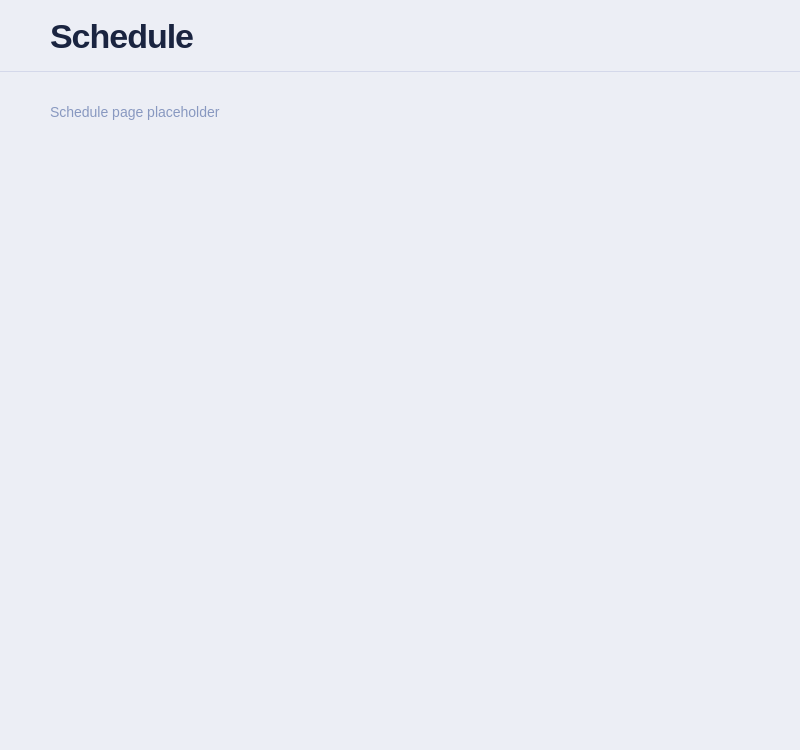
DIDimov24/Aethera, file src/ui/schedule/schedule.ui: the form before one commit.
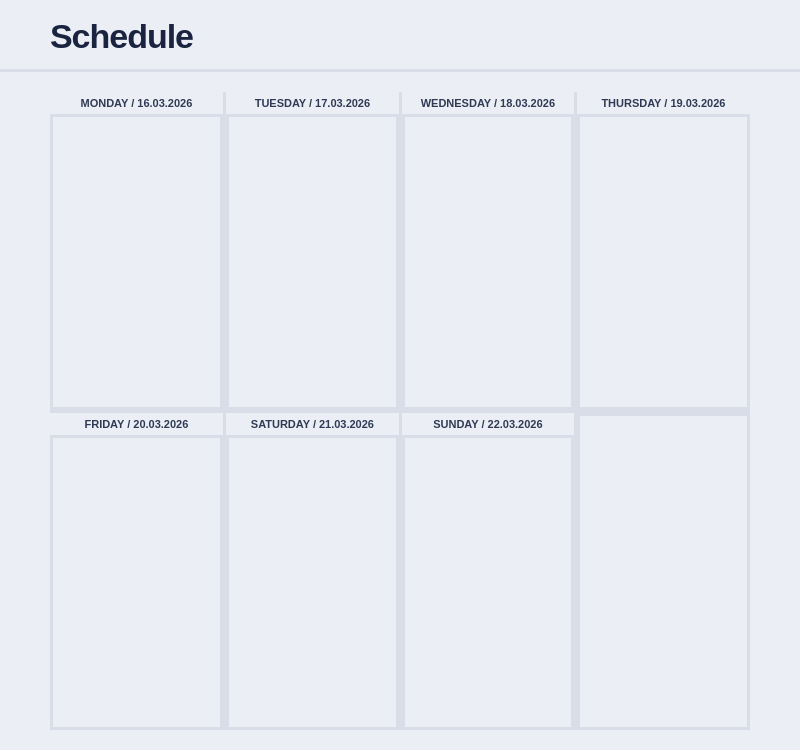
The form after the commit.

Commit message: Add schedule page, close #24

Diff of the .ui file:
```diff
--- a/src/ui/schedule/schedule.ui
+++ b/src/ui/schedule/schedule.ui
@@ -12,9 +12,37 @@
   </property>
   <property name="styleSheet">
    <string notr="true">QWidget#Schedule { background-color: #eceef5; }
-QWidget#scheduleHeader { background-color: #eceef5; border-bottom: 1px solid #d4d8ea; }
+QWidget#scheduleHeader { background-color: #eceef5; border-bottom: 3px solid #d8dde8; }
 QLabel#labelScheduleTitle { color: #1a2440; font-size: 34px; font-weight: 700; letter-spacing: -1px; }
-QLabel#labelSchedulePlaceholder { color: #8898c0; font-size: 14px; }</string>
+QWidget#scrollAreaWidgetContents { background-color: #d8dde8; }
+
+QWidget#dayCardMon, QWidget#dayCardTue, QWidget#dayCardWed, QWidget#dayCardThu,
+QWidget#dayCardFri, QWidget#dayCardSat, QWidget#dayCardSun, QWidget#dayCardEmpty {
+ background-color: #eceef5;
+ border: 3px solid #d8dde8;
+}
+
+QLabel#dayHeaderMon, QLabel#dayHeaderTue, QLabel#dayHeaderWed, QLabel#dayHeaderThu,
+QLabel#dayHeaderFri, QLabel#dayHeaderSat, QLabel#dayHeaderSun {
+ color: #2f3b54;
+ font-size: 11px;
+ font-weight: 700;
+ background-color: #eceef5;
+ border-bottom: 3px solid #d8dde8;
+ min-height: 18px;
+ max-height: 18px;
+ padding: 2px 4px;
+}
+
+QWidget#subjectsMon QLabel, QWidget#subjectsTue QLabel, QWidget#subjectsWed QLabel,
+QWidget#subjectsThu QLabel, QWidget#subjectsFri QLabel, QWidget#subjectsSat QLabel,
+QWidget#subjectsSun QLabel {
+ color: #2d4f4c;
+ font-size: 12px;
+ background-color: #eceef5;
+ border: 3px solid #d8dde8;
+ padding: 6px;
+}</string>
   </property>
   <layout class="QVBoxLayout" name="verticalLayout">
    <property name="spacing">
@@ -89,34 +117,264 @@
        <number>50</number>
       </property>
       <property name="topMargin">
-       <number>32</number>
+       <number>20</number>
       </property>
       <property name="rightMargin">
        <number>50</number>
       </property>
       <property name="bottomMargin">
-       <number>40</number>
+       <number>20</number>
       </property>
       <item>
-       <widget class="QLabel" name="labelSchedulePlaceholder">
-        <property name="text">
-         <string>Schedule page placeholder</string>
+       <widget class="QScrollArea" name="scrollAreaSchedule">
+        <property name="frameShape">
+         <enum>QFrame::NoFrame</enum>
         </property>
+        <property name="widgetResizable">
+         <bool>true</bool>
+        </property>
+        <property name="horizontalScrollBarPolicy">
+         <enum>Qt::ScrollBarAlwaysOff</enum>
+        </property>
+        <widget class="QWidget" name="scrollAreaWidgetContents">
+         <property name="geometry">
+          <rect>
+           <x>0</x>
+           <y>0</y>
+           <width>700</width>
+           <height>1300</height>
+          </rect>
+         </property>
+         <layout class="QGridLayout" name="gridLayoutSchedule">
+          <property name="horizontalSpacing">
+           <number>3</number>
+          </property>
+          <property name="verticalSpacing">
+           <number>3</number>
+          </property>
+          <property name="leftMargin">
+           <number>0</number>
+          </property>
+          <property name="topMargin">
+           <number>0</number>
+          </property>
+          <property name="rightMargin">
+           <number>0</number>
+          </property>
+          <property name="bottomMargin">
+           <number>0</number>
+          </property>
+
+          <item row="0" column="0">
+           <widget class="QWidget" name="dayCardMon" native="true">
+            <layout class="QVBoxLayout" name="layoutMon">
+             <property name="spacing"><number>0</number></property>
+             <property name="leftMargin"><number>0</number></property>
+             <property name="topMargin"><number>0</number></property>
+             <property name="rightMargin"><number>0</number></property>
+             <property name="bottomMargin"><number>0</number></property>
+             <item>
+              <widget class="QLabel" name="dayHeaderMon">
+               <property name="text"><string>MONDAY / 16.03.2026</string></property>
+               <property name="alignment"><set>Qt::AlignCenter</set></property>
+              </widget>
+             </item>
+             <item>
+              <widget class="QWidget" name="subjectsMon" native="true">
+               <layout class="QVBoxLayout" name="layoutSubjectsMon">
+                <property name="spacing"><number>0</number></property>
+                <property name="leftMargin"><number>0</number></property>
+                <property name="topMargin"><number>0</number></property>
+                <property name="rightMargin"><number>0</number></property>
+                <property name="bottomMargin"><number>0</number></property>
+               </layout>
+              </widget>
+             </item>
+            </layout>
+           </widget>
+          </item>
+
+          <item row="0" column="1">
+           <widget class="QWidget" name="dayCardTue" native="true">
+            <layout class="QVBoxLayout" name="layoutTue">
+             <property name="spacing"><number>0</number></property>
+             <property name="leftMargin"><number>0</number></property>
+             <property name="topMargin"><number>0</number></property>
+             <property name="rightMargin"><number>0</number></property>
+             <property name="bottomMargin"><number>0</number></property>
+             <item>
+              <widget class="QLabel" name="dayHeaderTue">
+               <property name="text"><string>TUESDAY / 17.03.2026</string></property>
+               <property name="alignment"><set>Qt::AlignCenter</set></property>
+              </widget>
+             </item>
+             <item>
+              <widget class="QWidget" name="subjectsTue" native="true">
+               <layout class="QVBoxLayout" name="layoutSubjectsTue">
+                <property name="spacing"><number>0</number></property>
+                <property name="leftMargin"><number>0</number></property>
+                <property name="topMargin"><number>0</number></property>
+                <property name="rightMargin"><number>0</number></property>
+                <property name="bottomMargin"><number>0</number></property>
+               </layout>
+              </widget>
+             </item>
+            </layout>
+           </widget>
+          </item>
+
+          <item row="0" column="2">
+           <widget class="QWidget" name="dayCardWed" native="true">
+            <layout class="QVBoxLayout" name="layoutWed">
+             <property name="spacing"><number>0</number></property>
+             <property name="leftMargin"><number>0</number></property>
+             <property name="topMargin"><number>0</number></property>
+             <property name="rightMargin"><number>0</number></property>
+             <property name="bottomMargin"><number>0</number></property>
+             <item>
+              <widget class="QLabel" name="dayHeaderWed">
+               <property name="text"><string>WEDNESDAY / 18.03.2026</string></property>
+               <property name="alignment"><set>Qt::AlignCenter</set></property>
+              </widget>
+             </item>
+             <item>
+              <widget class="QWidget" name="subjectsWed" native="true">
+               <layout class="QVBoxLayout" name="layoutSubjectsWed">
+                <property name="spacing"><number>0</number></property>
+                <property name="leftMargin"><number>0</number></property>
+                <property name="topMargin"><number>0</number></property>
+                <property name="rightMargin"><number>0</number></property>
+                <property name="bottomMargin"><number>0</number></property>
+               </layout>
+              </widget>
+             </item>
+            </layout>
+           </widget>
+          </item>
+
+          <item row="0" column="3">
+           <widget class="QWidget" name="dayCardThu" native="true">
+            <layout class="QVBoxLayout" name="layoutThu">
+             <property name="spacing"><number>0</number></property>
+             <property name="leftMargin"><number>0</number></property>
+             <property name="topMargin"><number>0</number></property>
+             <property name="rightMargin"><number>0</number></property>
+             <property name="bottomMargin"><number>0</number></property>
+             <item>
+              <widget class="QLabel" name="dayHeaderThu">
+               <property name="text"><string>THURSDAY / 19.03.2026</string></property>
+               <property name="alignment"><set>Qt::AlignCenter</set></property>
+              </widget>
+             </item>
+             <item>
+              <widget class="QWidget" name="subjectsThu" native="true">
+               <layout class="QVBoxLayout" name="layoutSubjectsThu">
+                <property name="spacing"><number>0</number></property>
+                <property name="leftMargin"><number>0</number></property>
+                <property name="topMargin"><number>0</number></property>
+                <property name="rightMargin"><number>0</number></property>
+                <property name="bottomMargin"><number>0</number></property>
+               </layout>
+              </widget>
+             </item>
+            </layout>
+           </widget>
+          </item>
+
+          <item row="1" column="0">
+           <widget class="QWidget" name="dayCardFri" native="true">
+            <layout class="QVBoxLayout" name="layoutFri">
+             <property name="spacing"><number>0</number></property>
+             <property name="leftMargin"><number>0</number></property>
+             <property name="topMargin"><number>0</number></property>
+             <property name="rightMargin"><number>0</number></property>
+             <property name="bottomMargin"><number>0</number></property>
+             <item>
+              <widget class="QLabel" name="dayHeaderFri">
+               <property name="text"><string>FRIDAY / 20.03.2026</string></property>
+               <property name="alignment"><set>Qt::AlignCenter</set></property>
+              </widget>
+             </item>
+             <item>
+              <widget class="QWidget" name="subjectsFri" native="true">
+               <layout class="QVBoxLayout" name="layoutSubjectsFri">
+                <property name="spacing"><number>0</number></property>
+                <property name="leftMargin"><number>0</number></property>
+                <property name="topMargin"><number>0</number></property>
+                <property name="rightMargin"><number>0</number></property>
+                <property name="bottomMargin"><number>0</number></property>
+               </layout>
+              </widget>
+             </item>
+            </layout>
+           </widget>
+          </item>
+
+          <item row="1" column="1">
+           <widget class="QWidget" name="dayCardSat" native="true">
+            <layout class="QVBoxLayout" name="layoutSat">
+             <property name="spacing"><number>0</number></property>
+             <property name="leftMargin"><number>0</number></property>
+             <property name="topMargin"><number>0</number></property>
+             <property name="rightMargin"><number>0</number></property>
+             <property name="bottomMargin"><number>0</number></property>
+             <item>
+              <widget class="QLabel" name="dayHeaderSat">
+               <property name="text"><string>SATURDAY / 21.03.2026</string></property>
+               <property name="alignment"><set>Qt::AlignCenter</set></property>
+              </widget>
+             </item>
+             <item>
+              <widget class="QWidget" name="subjectsSat" native="true">
+               <layout class="QVBoxLayout" name="layoutSubjectsSat">
+                <property name="spacing"><number>0</number></property>
+                <property name="leftMargin"><number>0</number></property>
+                <property name="topMargin"><number>0</number></property>
+                <property name="rightMargin"><number>0</number></property>
+                <property name="bottomMargin"><number>0</number></property>
+               </layout>
+              </widget>
+             </item>
+            </layout>
+           </widget>
+          </item>
+
+          <item row="1" column="2">
+           <widget class="QWidget" name="dayCardSun" native="true">
+            <layout class="QVBoxLayout" name="layoutSun">
+             <property name="spacing"><number>0</number></property>
+             <property name="leftMargin"><number>0</number></property>
+             <property name="topMargin"><number>0</number></property>
+             <property name="rightMargin"><number>0</number></property>
+             <property name="bottomMargin"><number>0</number></property>
+             <item>
+              <widget class="QLabel" name="dayHeaderSun">
+               <property name="text"><string>SUNDAY / 22.03.2026</string></property>
+               <property name="alignment"><set>Qt::AlignCenter</set></property>
+              </widget>
+             </item>
+             <item>
+              <widget class="QWidget" name="subjectsSun" native="true">
+               <layout class="QVBoxLayout" name="layoutSubjectsSun">
+                <property name="spacing"><number>0</number></property>
+                <property name="leftMargin"><number>0</number></property>
+                <property name="topMargin"><number>0</number></property>
+                <property name="rightMargin"><number>0</number></property>
+                <property name="bottomMargin"><number>0</number></property>
+               </layout>
+              </widget>
+             </item>
+            </layout>
+           </widget>
+          </item>
+
+          <item row="1" column="3">
+           <widget class="QWidget" name="dayCardEmpty" native="true"/>
+          </item>
+         </layout>
+        </widget>
        </widget>
       </item>
-      <item>
-       <spacer name="verticalSpacer">
-        <property name="orientation">
-         <enum>Qt::Orientation::Vertical</enum>
-        </property>
-        <property name="sizeHint" stdset="0">
-         <size>
-          <width>20</width>
-          <height>40</height>
-         </size>
-        </property>
-       </spacer>
-      </item>
      </layout>
     </widget>
    </item>
```
Left out of the diff: 6 changed lines with no effect on the pictures. The commit also changes 7 other files.
